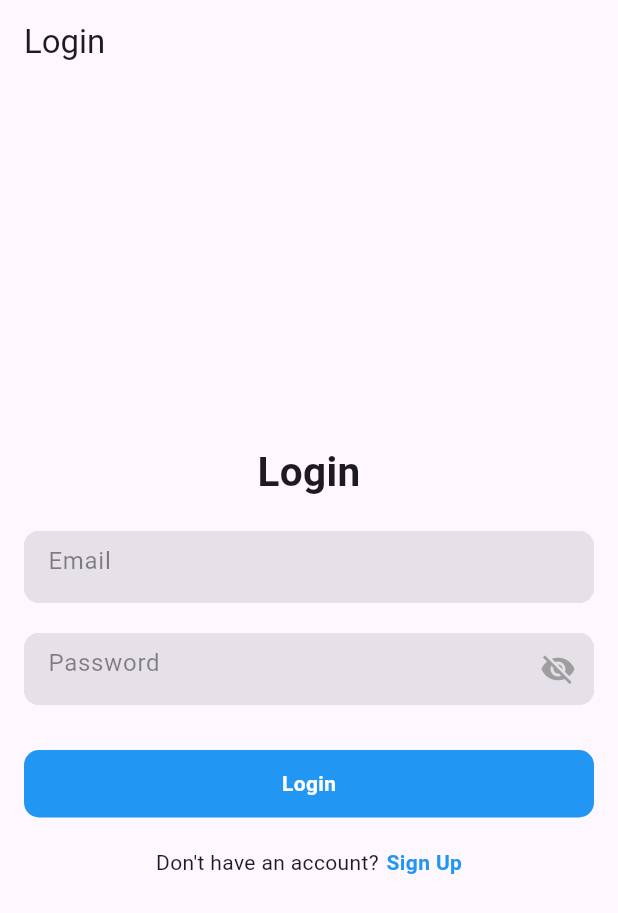
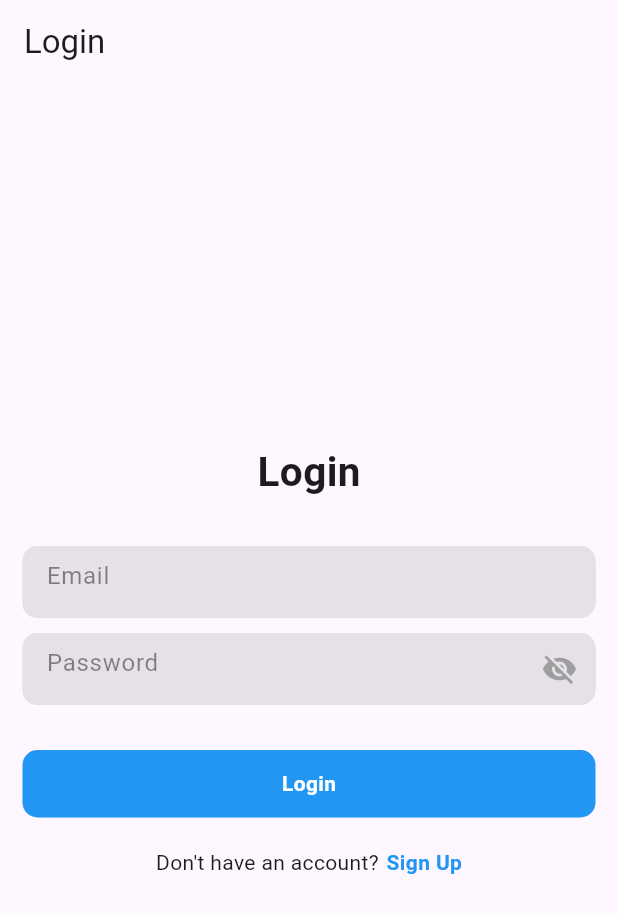
Before and after one commit to phuc-nguy3n/ChatAI-flutter, a Flutter app: the screen it shows after launch, on a phone screen of 412 x 824 dp. Shown: the top 913 px of the screen. Run offline on Flutter 3.47's test engine with Material 3 defaults, Android fonts, the phone set to English and light mode, and no system bars; our stand-ins replace firebase_auth, firebase_core, fluttertoast, google_sign_in; accounts and stored records are empty.

```diff
--- a/lib/features/user_auth/presentation/pages/login_page.dart
+++ b/lib/features/user_auth/presentation/pages/login_page.dart
@@ -1,44 +1,72 @@
+import 'package:firebase_auth/firebase_auth.dart';
 import 'package:flutter/material.dart';
-import 'package:flutter_application_1/features/user_auth/presentation/pages/home_page.dart';
 import 'package:flutter_application_1/features/user_auth/presentation/pages/sign_up_page.dart';
 import 'package:flutter_application_1/features/user_auth/presentation/widgets/form_container_widget.dart';
+import 'package:flutter_application_1/global/common/toast.dart';
+import 'package:google_sign_in/google_sign_in.dart';
 
-class LoginPage extends StatelessWidget {
+import '../../firebase_auth_implementation/firebase_auth_services.dart';
+
+class LoginPage extends StatefulWidget {
   const LoginPage({super.key});
+
+  @override
+  State<LoginPage> createState() => _LoginPageState();
+}
+
+class _LoginPageState extends State<LoginPage> {
+  bool _isSigning = false;
+  final FirebaseAuthService _auth = FirebaseAuthService();
+  final FirebaseAuth _firebaseAuth = FirebaseAuth.instance;
+  TextEditingController _emailController = TextEditingController();
+  TextEditingController _passwordController = TextEditingController();
+
+  @override
+  void dispose() {
+    _emailController.dispose();
+    _passwordController.dispose();
+    super.dispose();
+  }
 
   @override
   Widget build(BuildContext context) {
     return Scaffold(
-      appBar: AppBar(title: const Text("Login")),
-      body: Padding(
-        padding: const EdgeInsets.symmetric(horizontal: 16.0),
+      appBar: AppBar(
+        automaticallyImplyLeading: false,
+        title: Text("Login"),
+      ),
+      body: Center(
+        child: Padding(
+          padding: const EdgeInsets.symmetric(horizontal: 15),
           child: Column(
             mainAxisAlignment: MainAxisAlignment.center,
-          crossAxisAlignment: CrossAxisAlignment.center,
             children: [
-            const SizedBox(
-              width: double.infinity,
-              child: Text(
+              const Text(
                 "Login",
-                textAlign: TextAlign.center,
                 style: TextStyle(fontSize: 27, fontWeight: FontWeight.bold),
               ),
+              const SizedBox(
+                height: 30,
               ),
-            const SizedBox(height: 20),
-            const FormContainerWidget(
+              FormContainerWidget(
+                controller: _emailController,
                 hintText: "Email",
                 isPasswordField: false,
               ),
-            const SizedBox(height: 20),
-            const FormContainerWidget(
+              const SizedBox(
+                height: 10,
+              ),
+              FormContainerWidget(
+                controller: _passwordController,
                 hintText: "Password",
                 isPasswordField: true,
               ),
-            const SizedBox(height: 30),
+              const SizedBox(
+                height: 30,
+              ),
               GestureDetector(
                 onTap: () {
-                Navigator.push(context,
-                    MaterialPageRoute(builder: (context) => const HomePage()));
+                  _signIn();
                 },
                 child: Container(
                   width: double.infinity,
@@ -47,8 +75,12 @@ class LoginPage extends StatelessWidget {
                     color: Colors.blue,
                     borderRadius: BorderRadius.circular(10),
                   ),
-                child: const Center(
-                  child: Text(
+                  child: Center(
+                    child: _isSigning
+                        ? const CircularProgressIndicator(
+                            color: Colors.white,
+                          )
+                        : const Text(
                             "Login",
                             style: TextStyle(
                               color: Colors.white,
@@ -89,6 +121,30 @@ class LoginPage extends StatelessWidget {
             ],
           ),
         ),
+      ),
     );
   }
+
+  void _signIn() async {
+    setState(() {
+      _isSigning = true;
+    });
+
+    String email = _emailController.text;
+    String password = _passwordController.text;
+
+    User? user = await _auth.signInWithEmailAndPassword(email, password);
+
+    setState(() {
+      _isSigning = false;
+    });
+
+    if (user != null) {
+      showToast(message: "User is successfully signed in");
+      // ignore: use_build_context_synchronously
+      Navigator.pushReplacementNamed(context, "/setting");
+    } else {
+      showToast(message: "some error occured");
     }
+  }
+}
```
Lines whose indentation alone changed are shown as unchanged.
